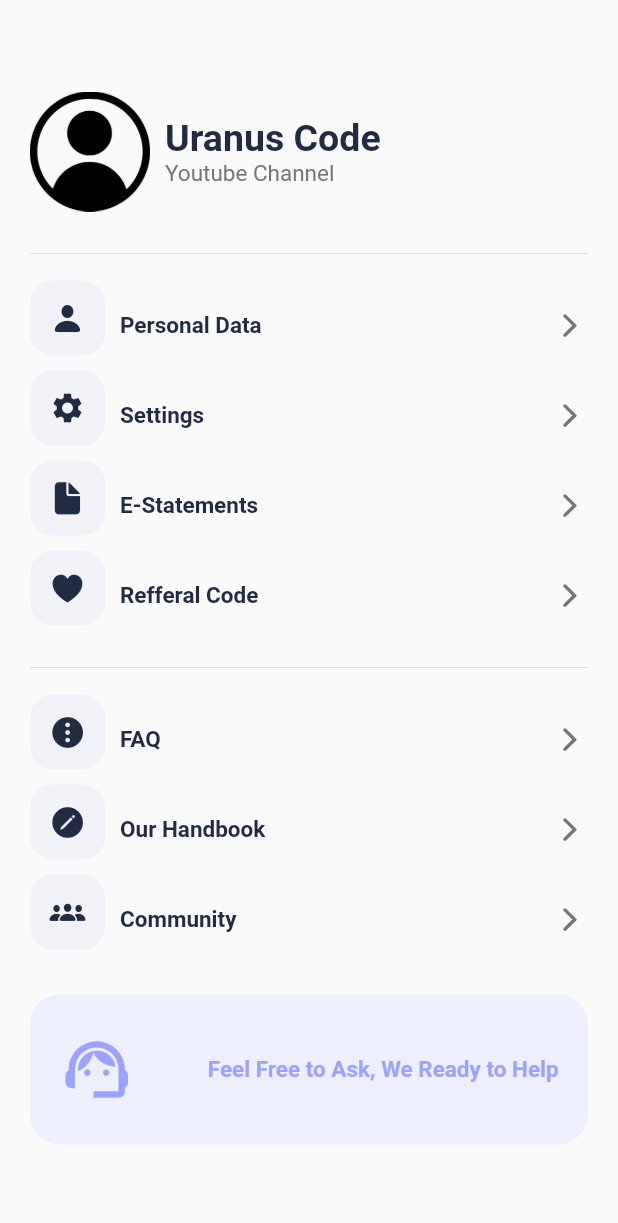
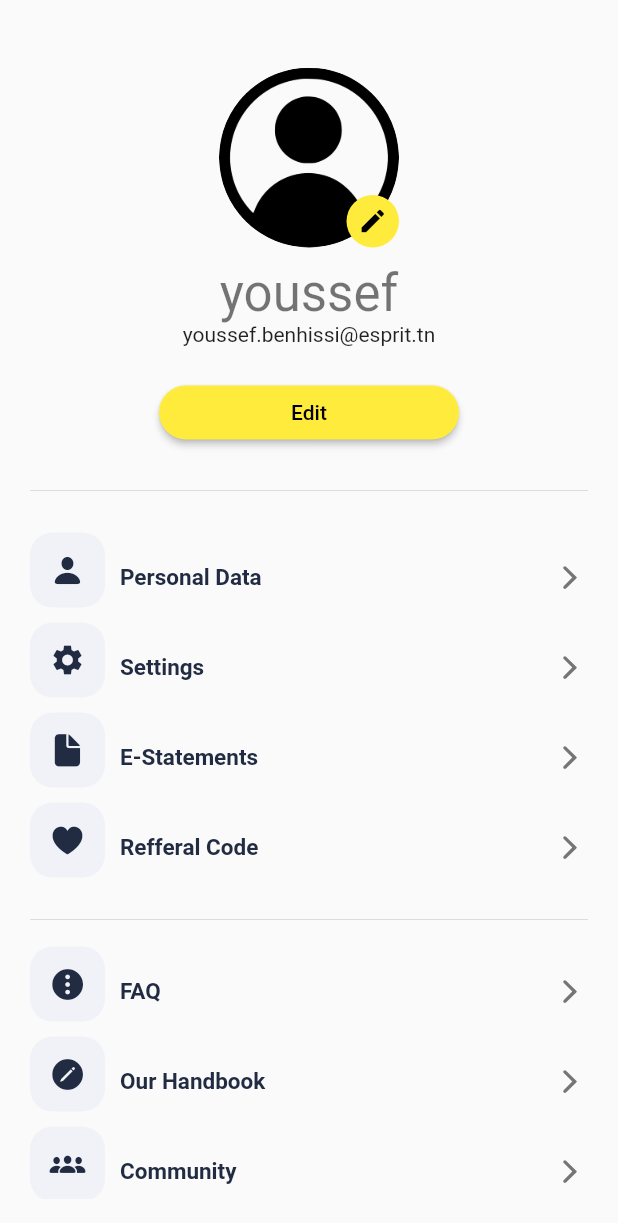
Before and after one commit to youssefbenhissi/expenseManager, a Flutter app: the SettingsScreen screen opened by its route, on a phone screen of 412 x 824 dp. Shown: the top 1223 px of the screen. Run offline on Flutter 3.47's test engine with Material 2 defaults, Android fonts, the phone set to English and light mode, and no system bars; our stand-ins replace awesome_snackbar_content, flutter_bloc, font_awesome_flutter, get, get_it, getwidget and 4 more; missing offline and left inert: flutter_tawk; accounts and stored records are empty; generated files the repository leaves out were written again.

Commit message:
improving setting page

```diff
--- a/lib/settings/models/setting.dart
+++ b/lib/settings/models/setting.dart
@@ -52,4 +52,9 @@ final List<Setting> settings2 = [
     route: "/",
     icon: CupertinoIcons.person_3_fill,
   ),
+  Setting(
+    title: "Logout",
+    route: "/",
+    icon: Icons.logout,
+  ),
 ];
--- a/lib/settings/settings_page.dart
+++ b/lib/settings/settings_page.dart
@@ -1,5 +1,4 @@
 import 'package:expense_manager/settings/models/setting.dart';
-import 'package:expense_manager/settings/widgets/avatar_card.dart';
 import 'package:expense_manager/settings/widgets/setting_tile.dart';
 import 'package:expense_manager/settings/widgets/support_card.dart';
 import 'package:flutter/material.dart';
@@ -20,13 +19,66 @@ class _SettingsScreenState extends State<SettingsScreen> {
         child: Center(
           child: SingleChildScrollView(
             child: Column(
-              crossAxisAlignment: CrossAxisAlignment.start,
+              crossAxisAlignment: CrossAxisAlignment.center,
               mainAxisAlignment: MainAxisAlignment.center,
               children: [
-                const AvatarCard(),
+                const SizedBox(
+                  height: 20,
+                ),
+                Stack(
+                  children: [
+                    SizedBox(
+                      height: 120,
+                      width: 120,
+                      child: ClipRRect(
+                        borderRadius: BorderRadius.circular(100),
+                        child: Image.asset(
+                          "assets/images/avatar.png",
+                        ),
+                      ),
+                    ),
+                    Positioned(
+                      bottom: 0,
+                      right :0,
+
+                      child: Container(
+                        width: 35,
+                        height: 35,
+                        decoration: BoxDecoration(
+                          borderRadius: BorderRadius.circular(100),
+                          color: Colors.yellow,
+                        ),
+                        child: const Icon(
+                          Icons.edit,
+                          color: Colors.black,
+                          size: 20,
+                        ),
+                      ),
+                    )
+                  ],
+                ),
+                const SizedBox(height: 10),
+                Text("youssef", style: Theme.of(context).textTheme.headline4),
+                Text("youssef.benhissi@esprit.tn",
+                    style: Theme.of(context).textTheme.bodyText2),
+                const SizedBox(height: 20),
+                SizedBox(
+                  width: 200,
+                  child: ElevatedButton(
+                    onPressed: () {},
+                    style: ElevatedButton.styleFrom(
+                        backgroundColor: Colors.yellow,
+                        side: BorderSide.none,
+                        shape: const StadiumBorder()),
+                    child: const Text(
+                      "Edit",
+                      style: TextStyle(color: Colors.black),
+                    ),
+                  ),
+                ),
                 const SizedBox(height: 20),
                 const Divider(),
-                const SizedBox(height: 10),
+                const SizedBox(height: 20),
                 Column(
                   children: List.generate(
                     settings.length,
--- a/lib/settings/widgets/avatar_card.dart
+++ /dev/null
@@ -1,43 +0,0 @@
-import 'package:expense_manager/settings/constants.dart';
-import 'package:flutter/material.dart';
-
-class AvatarCard extends StatelessWidget {
-  const AvatarCard({
-    super.key,
-  });
-
-  @override
-  Widget build(BuildContext context) {
-    return Row(
-      children: [
-        Image.asset(
-          "assets/images/avatar.png",
-          width: 80,
-          height: 80,
-        ),
-        const SizedBox(width: 10),
-        Column(
-          crossAxisAlignment: CrossAxisAlignment.start,
-          mainAxisAlignment: MainAxisAlignment.spaceBetween,
-          children: [
-            const Text(
-              "Uranus Code",
-              style: TextStyle(
-                fontSize: kbigFontSize,
-                fontWeight: FontWeight.bold,
-                color: kprimaryColor,
-              ),
-            ),
-            Text(
-              "Youtube Channel",
-              style: TextStyle(
-                fontSize: ksmallFontSize,
-                color: Colors.grey.shade600,
-              ),
-            )
-          ],
-        )
-      ],
-    );
-  }
-}
```
